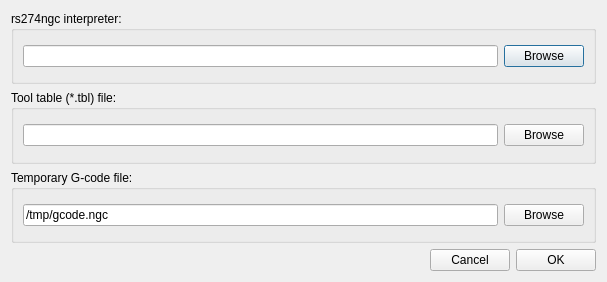
This is settings.ui in QGCoder/qgcoder as Qt 5 draws it before an edit. The edited form follows.
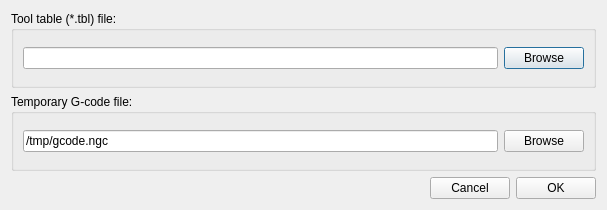
This is the edited form.

Commit message: Embed the rs274ngc interpreter instead of running it as an executable

Diff of the .ui file:
```diff
--- a/settings.ui
+++ b/settings.ui
@@ -7,7 +7,7 @@
     <x>0</x>
     <y>0</y>
     <width>607</width>
-    <height>282</height>
+    <height>210</height>
    </rect>
   </property>
   <property name="windowTitle">
@@ -15,30 +15,6 @@
   </property>
   <layout class="QGridLayout" name="gridLayout_4">
    <item row="0" column="0" colspan="3">
-    <widget class="QGroupBox" name="groupBox">
-     <property name="title">
-      <string>rs274ngc interpreter:</string>
-     </property>
-     <layout class="QGridLayout" name="gridLayout">
-      <item row="0" column="0">
-       <widget class="QLineEdit" name="le_path1">
-        <property name="toolTip">
-         <string>rs274 will be in the /bin dir
-of your machinekit installation</string>
-        </property>
-       </widget>
-      </item>
-      <item row="0" column="1">
-       <widget class="QPushButton" name="pb_browse1">
-        <property name="text">
-         <string>Browse</string>
-        </property>
-       </widget>
-      </item>
-     </layout>
-    </widget>
-   </item>
-   <item row="1" column="0" colspan="3">
     <widget class="QGroupBox" name="groupBox_2">
      <property name="title">
       <string>Tool table (*.tbl) file:</string>
@@ -62,7 +38,7 @@
      </layout>
     </widget>
    </item>
-   <item row="2" column="0" colspan="3">
+   <item row="1" column="0" colspan="3">
     <widget class="QGroupBox" name="groupBox_3">
      <property name="title">
       <string>Temporary G-code file:</string>
@@ -89,7 +65,7 @@
      </layout>
     </widget>
    </item>
-   <item row="3" column="0">
+   <item row="2" column="0">
     <spacer name="horizontalSpacer">
      <property name="orientation">
       <enum>Qt::Horizontal</enum>
@@ -102,14 +78,14 @@
      </property>
     </spacer>
    </item>
-   <item row="3" column="1">
+   <item row="2" column="1">
     <widget class="QPushButton" name="pushButton">
      <property name="text">
       <string>Cancel</string>
      </property>
     </widget>
    </item>
-   <item row="3" column="2">
+   <item row="2" column="2">
     <widget class="QPushButton" name="pushButton_2">
      <property name="text">
       <string>OK</string>
```
Left out of the diff: 22 changed lines with no effect on the pictures. The commit also changes 25 other files.
